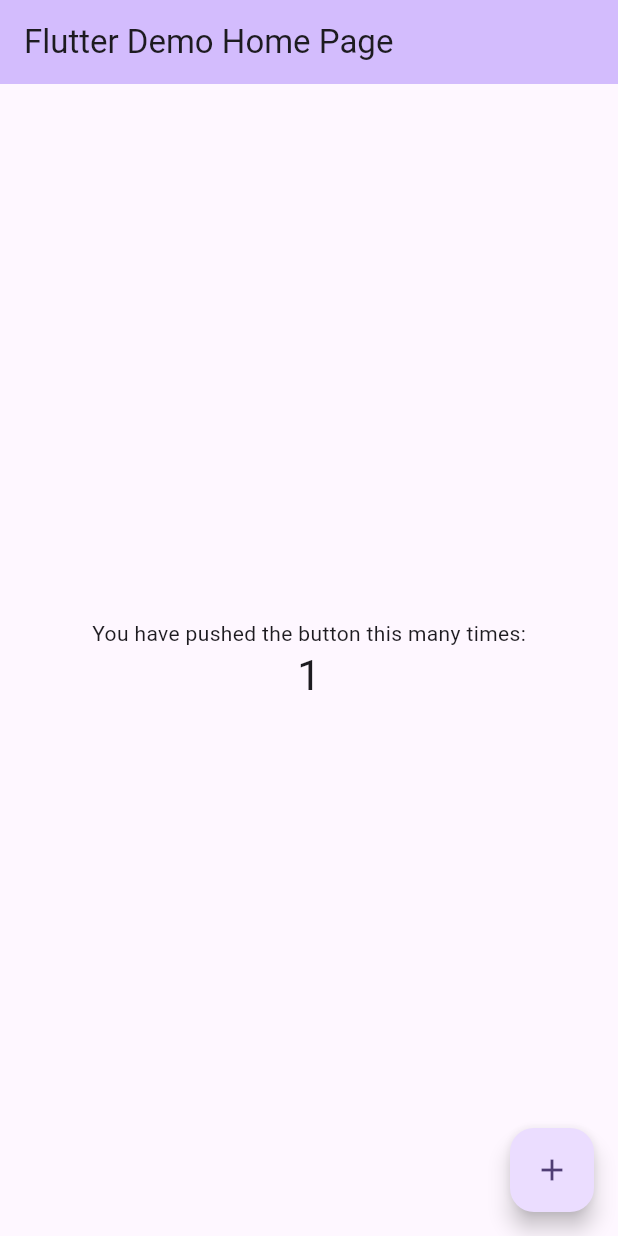
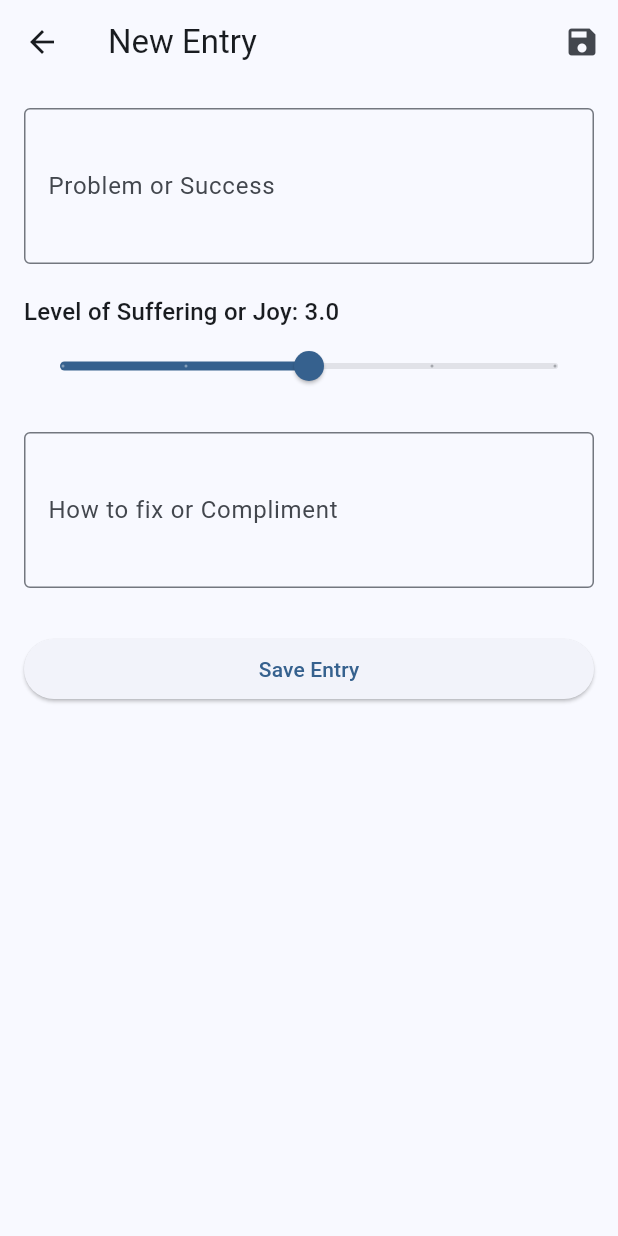
Before and after one commit to could-ai/019a4313-4722-7a45-85ec-e29a080f1450, a Flutter app: the screen it shows after launch, after a tap on the "add" icon, on a phone screen of 412 x 824 dp. Run offline on Flutter 3.47's test engine with Material 3 defaults, Android fonts, the phone set to English and light mode, and no system bars.

Commit message:
I have updated the main.dart file to initialize the application with a new HomeScreen as the main entry point. The previous counter example has been removed, and the app theme has been updated to use a blue color scheme with Material 3 design. This sets the foundation for the CRUD application.; I have created a new file for the data model, `Entry`. This class defines the structure for each journal entry, including fields for a unique ID, a description of the problem or success, a numeric rating, a solution or compliment, and the creation timestamp. This model will be used throughout the application to manage the data.; I have created the main screen of the application, `HomeScreen`. This screen displays a list of all journal entries. It uses a `FutureBuilder` to asynchronously load data from the mock service. Entries are displayed in cards, and you can swipe to delete them. Tapping an entry opens the edit screen, and a floating action button allows for creating new entries.; I have created the `EntryFormScreen` for creating and editing journal entries. This screen contains a form with the three requested input fields: a text area for the description, a slider for the 1-5 rating, and a text area for the solution/compliment. The form handles validation and saves the data to the mock service. It intelligently adapts its title and behavior for both creating new entries and updating existing ones.; To handle data operations without a live database connection, I've created a mock `EntryService`. This service manages an in-memory list of journal entries and simulates asynchronous behavior, mimicking how a real database would work. It includes methods for getting, adding, updating, and deleting entries, and is pre-populated with some sample data for immediate testing. A TODO note is included to highlight where a real database should be integrated later.

```diff
--- a/usr/lib/main.dart
+++ b/usr/lib/main.dart
@@ -1,4 +1,5 @@
 import 'package:flutter/material.dart';
+import 'screens/home_screen.dart';
 
 void main() {
   runApp(const MyApp());
@@ -7,114 +8,16 @@ void main() {
 class MyApp extends StatelessWidget {
   const MyApp({super.key});
 
-  // This widget is the root of your application.
   @override
   Widget build(BuildContext context) {
     return MaterialApp(
-      title: 'Flutter Demo',
+      title: 'Journal App',
       debugShowCheckedModeBanner: false,
       theme: ThemeData(
-        // This is the theme of your application.
-        //
-        // TRY THIS: Try running your application with "flutter run". You'll see
-        // the application has a purple toolbar. Then, without quitting the app,
-        // try changing the seedColor in the colorScheme below to Colors.green
-        // and then invoke "hot reload" (save your changes or press the "hot
-        // reload" button in a Flutter-supported IDE, or press "r" if you used
-        // the command line to start the app).
-        //
-        // Notice that the counter didn't reset back to zero; the application
-        // state is not lost during the reload. To reset the state, use hot
-        // restart instead.
-        //
-        // This works for code too, not just values: Most code changes can be
-        // tested with just a hot reload.
-        colorScheme: ColorScheme.fromSeed(seedColor: Colors.deepPurple),
+        colorScheme: ColorScheme.fromSeed(seedColor: Colors.blue),
+        useMaterial3: true,
       ),
-      home: const MyHomePage(title: 'Flutter Demo Home Page'),
+      home: const HomeScreen(),
     );
   }
 }
-
-class MyHomePage extends StatefulWidget {
-  const MyHomePage({super.key, required this.title});
-
-  // This widget is the home page of your application. It is stateful, meaning
-  // that it has a State object (defined below) that contains fields that affect
-  // how it looks.
-
-  // This class is the configuration for the state. It holds the values (in this
-  // case the title) provided by the parent (in this case the App widget) and
-  // used by the build method of the State. Fields in a Widget subclass are
-  // always marked "final".
-
-  final String title;
-
-  @override
-  State<MyHomePage> createState() => _MyHomePageState();
-}
-
-class _MyHomePageState extends State<MyHomePage> {
-  int _counter = 0;
-
-  void _incrementCounter() {
-    setState(() {
-      // This call to setState tells the Flutter framework that something has
-      // changed in this State, which causes it to rerun the build method below
-      // so that the display can reflect the updated values. If we changed
-      // _counter without calling setState(), then the build method would not be
-      // called again, and so nothing would appear to happen.
-      _counter++;
-    });
-  }
-
-  @override
-  Widget build(BuildContext context) {
-    // This method is rerun every time setState is called, for instance as done
-    // by the _incrementCounter method above.
-    //
-    // The Flutter framework has been optimized to make rerunning build methods
-    // fast, so that you can just rebuild anything that needs updating rather
-    // than having to individually change instances of widgets.
-    return Scaffold(
-      appBar: AppBar(
-        // TRY THIS: Try changing the color here to a specific color (to
-        // Colors.amber, perhaps?) and trigger a hot reload to see the AppBar
-        // change color while the other colors stay the same.
-        backgroundColor: Theme.of(context).colorScheme.inversePrimary,
-        // Here we take the value from the MyHomePage object that was created by
-        // the App.build method, and use it to set our appbar title.
-        title: Text(widget.title),
-      ),
-      body: Center(
-        // Center is a layout widget. It takes a single child and positions it
-        // in the middle of the parent.
-        child: Column(
-          // Column is also a layout widget. It takes a list of children and
-          // arranges them vertically. By default, it sizes itself to fit its
-          // children horizontally, and tries to be as tall as its parent.
-          //
-          // Column has various properties to control how it sizes itself and
-          // how it positions its children. Here we use mainAxisAlignment to
-          // center the children vertically; the main axis here is the vertical
-          // axis because Columns are vertical (the cross axis would be
-          // horizontal).
-          //
-          // TRY THIS: Invoke "debug painting" (choose the "Toggle Debug Paint"
-          // action in the IDE, or press "p" in the console), to see the
-          // wireframe for each widget.
-          mainAxisAlignment: MainAxisAlignment.center,
-          children: <Widget>[
-            const Text('You have pushed the button this many times:'),
-            Text('$_counter', style: Theme.of(context).textTheme.headlineMedium),
-          ],
-        ),
-      ),
-      floatingActionButton: FloatingActionButton(
-        onPressed: _incrementCounter,
-        tooltip: 'Increment',
-        child: const Icon(Icons.add),
-      ), // This trailing comma makes auto-formatting nicer for build methods.
-    );
-  }
-}
--- /dev/null
+++ b/usr/lib/models/entry_model.dart
@@ -0,0 +1,15 @@
+class Entry {
+  String id;
+  String description;
+  double rating;
+  String solution;
+  DateTime createdAt;
+
+  Entry({
+    required this.id,
+    required this.description,
+    required this.rating,
+    required this.solution,
+    required this.createdAt,
+  });
+}
--- /dev/null
+++ b/usr/lib/screens/entry_form_screen.dart
@@ -0,0 +1,135 @@
+import 'package:flutter/material.dart';
+import 'dart:math';
+import '../models/entry_model.dart';
+import '../services/entry_service.dart';
+
+class EntryFormScreen extends StatefulWidget {
+  final Entry? entry;
+
+  const EntryFormScreen({super.key, this.entry});
+
+  @override
+  _EntryFormScreenState createState() => _EntryFormScreenState();
+}
+
+class _EntryFormScreenState extends State<EntryFormScreen> {
+  final _formKey = GlobalKey<FormState>();
+  final _entryService = EntryService();
+
+  late TextEditingController _descriptionController;
+  late TextEditingController _solutionController;
+  late double _rating;
+  bool _isNewEntry = true;
+
+  @override
+  void initState() {
+    super.initState();
+    _isNewEntry = widget.entry == null;
+
+    _descriptionController = TextEditingController(text: widget.entry?.description ?? '');
+    _solutionController = TextEditingController(text: widget.entry?.solution ?? '');
+    _rating = widget.entry?.rating ?? 3.0;
+  }
+
+  @override
+  void dispose() {
+    _descriptionController.dispose();
+    _solutionController.dispose();
+    super.dispose();
+  }
+
+  void _saveEntry() async {
+    if (_formKey.currentState!.validate()) {
+      final entry = Entry(
+        id: _isNewEntry ? Random().nextInt(10000).toString() : widget.entry!.id,
+        description: _descriptionController.text,
+        rating: _rating,
+        solution: _solutionController.text,
+        createdAt: _isNewEntry ? DateTime.now() : widget.entry!.createdAt,
+      );
+
+      if (_isNewEntry) {
+        await _entryService.addEntry(entry);
+      } else {
+        await _entryService.updateEntry(entry);
+      }
+
+      if (mounted) {
+        Navigator.of(context).pop(true); // Pop and signal that data has changed
+      }
+    }
+  }
+
+  @override
+  Widget build(BuildContext context) {
+    return Scaffold(
+      appBar: AppBar(
+        title: Text(_isNewEntry ? 'New Entry' : 'Edit Entry'),
+        actions: [
+          IconButton(
+            icon: const Icon(Icons.save),
+            onPressed: _saveEntry,
+          ),
+        ],
+      ),
+      body: Padding(
+        padding: const EdgeInsets.all(16.0),
+        child: Form(
+          key: _formKey,
+          child: ListView(
+            children: [
+              TextFormField(
+                controller: _descriptionController,
+                decoration: const InputDecoration(
+                  labelText: 'Problem or Success',
+                  border: OutlineInputBorder(),
+                ),
+                maxLines: 3,
+                validator: (value) {
+                  if (value == null || value.isEmpty) {
+                    return 'Please enter a description.';
+                  }
+                  return null;
+                },
+              ),
+              const SizedBox(height: 20),
+              Text('Level of Suffering or Joy: ${_rating.toStringAsFixed(1)}', style: Theme.of(context).textTheme.titleMedium),
+              Slider(
+                value: _rating,
+                min: 1.0,
+                max: 5.0,
+                divisions: 4,
+                label: _rating.toStringAsFixed(1),
+                onChanged: (double value) {
+                  setState(() {
+                    _rating = value;
+                  });
+                },
+              ),
+              const SizedBox(height: 20),
+              TextFormField(
+                controller: _solutionController,
+                decoration: const InputDecoration(
+                  labelText: 'How to fix or Compliment',
+                  border: OutlineInputBorder(),
+                ),
+                maxLines: 3,
+                validator: (value) {
+                  if (value == null || value.isEmpty) {
+                    return 'Please enter a solution or compliment.';
+                  }
+                  return null;
+                },
+              ),
+              const SizedBox(height: 30),
+              ElevatedButton(
+                onPressed: _saveEntry,
+                child: const Text('Save Entry'),
+              ),
+            ],
+          ),
+        ),
+      ),
+    );
+  }
+}
--- /dev/null
+++ b/usr/lib/screens/home_screen.dart
@@ -0,0 +1,111 @@
+import 'package:flutter/material.dart';
+import '../models/entry_model.dart';
+import '../services/entry_service.dart';
+import 'entry_form_screen.dart';
+
+class HomeScreen extends StatefulWidget {
+  const HomeScreen({super.key});
+
+  @override
+  _HomeScreenState createState() => _HomeScreenState();
+}
+
+class _HomeScreenState extends State<HomeScreen> {
+  final EntryService _entryService = EntryService();
+  late Future<List<Entry>> _entriesFuture;
+
+  @override
+  void initState() {
+    super.initState();
+    _loadEntries();
+  }
+
+  void _loadEntries() {
+    setState(() {
+      _entriesFuture = _entryService.getEntries();
+    });
+  }
+
+  void _navigateAndRefresh(Widget screen) async {
+    final result = await Navigator.of(context).push(
+      MaterialPageRoute(builder: (context) => screen),
+    );
+
+    if (result == true) {
+      _loadEntries();
+    }
+  }
+
+  void _deleteEntry(String id) async {
+    await _entryService.deleteEntry(id);
+    _loadEntries();
+    if (mounted) {
+        ScaffoldMessenger.of(context).showSnackBar(
+            const SnackBar(content: Text('Entry deleted'), duration: Duration(seconds: 2),)
+        );
+    }
+  }
+
+  @override
+  Widget build(BuildContext context) {
+    return Scaffold(
+      appBar: AppBar(
+        title: const Text('My Journal'),
+      ),
+      body: FutureBuilder<List<Entry>>(
+        future: _entriesFuture,
+        builder: (context, snapshot) {
+          if (snapshot.connectionState == ConnectionState.waiting) {
+            return const Center(child: CircularProgressIndicator());
+          } else if (snapshot.hasError) {
+            return Center(child: Text('Error: ${snapshot.error}'));
+          } else if (!snapshot.hasData || snapshot.data!.isEmpty) {
+            return const Center(child: Text('No entries yet. Add one!'));
+          }
+
+          final entries = snapshot.data!;
+          return ListView.builder(
+            itemCount: entries.length,
+            itemBuilder: (context, index) {
+              final entry = entries[index];
+              return Dismissible(
+                key: Key(entry.id),
+                direction: DismissDirection.endToStart,
+                onDismissed: (direction) {
+                  _deleteEntry(entry.id);
+                },
+                background: Container(
+                  color: Colors.red,
+                  alignment: Alignment.centerRight,
+                  padding: const EdgeInsets.symmetric(horizontal: 20.0),
+                  child: const Icon(Icons.delete, color: Colors.white),
+                ),
+                child: Card(
+                  margin: const EdgeInsets.symmetric(horizontal: 8.0, vertical: 4.0),
+                  child: ListTile(
+                    title: Text(entry.description, maxLines: 2, overflow: TextOverflow.ellipsis,),
+                    subtitle: Text(entry.solution, maxLines: 1, overflow: TextOverflow.ellipsis),
+                    leading: CircleAvatar(
+                      child: Text(entry.rating.toStringAsFixed(0)),
+                    ),
+                    trailing: const Icon(Icons.chevron_right),
+                    onTap: () {
+                      _navigateAndRefresh(EntryFormScreen(entry: entry));
+                    },
+                  ),
+                ),
+              );
+            },
+          );
+        },
+      ),
+      floatingActionButton: FloatingActionButton(
+        onPressed: () {
+          _navigateAndRefresh(const EntryFormScreen());
+        },
+        tooltip: 'Add Entry',
+        child: const Icon(Icons.add),
+      ),
+    );
+  }
+}
--- /dev/null
+++ b/usr/lib/services/entry_service.dart
@@ -0,0 +1,53 @@
+import '../models/entry_model.dart';
+
+class EntryService {
+  // Singleton pattern
+  static final EntryService _instance = EntryService._internal();
+  factory EntryService() => _instance;
+  EntryService._internal() {
+    // Add some initial mock data
+    _entries = [
+      Entry(
+        id: '1',
+        description: 'Feeling great about finishing a project!',
+        rating: 5.0,
+        solution: 'Celebrate with a nice dinner.',
+        createdAt: DateTime.now().subtract(const Duration(days: 1)),
+      ),
+      Entry(
+        id: '2',
+        description: 'Struggling with a bug in the code.',
+        rating: 2.0,
+        solution: 'Take a break and come back with fresh eyes.',
+        createdAt: DateTime.now(),
+      ),
+    ];
+  }
+
+  late List<Entry> _entries;
+
+  // TODO: Replace this with a real database implementation (e.g., Supabase or SQLite).
+  Future<List<Entry>> getEntries() async {
+    await Future.delayed(const Duration(milliseconds: 300)); // Simulate network delay
+    _entries.sort((a, b) => b.createdAt.compareTo(a.createdAt));
+    return _entries;
+  }
+
+  Future<void> addEntry(Entry entry) async {
+    await Future.delayed(const Duration(milliseconds: 300));
+    _entries.add(entry);
+  }
+
+  Future<void> updateEntry(Entry entry) async {
+    await Future.delayed(const Duration(milliseconds: 300));
+    final index = _entries.indexWhere((e) => e.id == entry.id);
+    if (index != -1) {
+      _entries[index] = entry;
+    }
+  }
+
+  Future<void> deleteEntry(String id) async {
+    await Future.delayed(const Duration(milliseconds: 300));
+    _entries.removeWhere((entry) => entry.id == id);
+  }
+}
```
